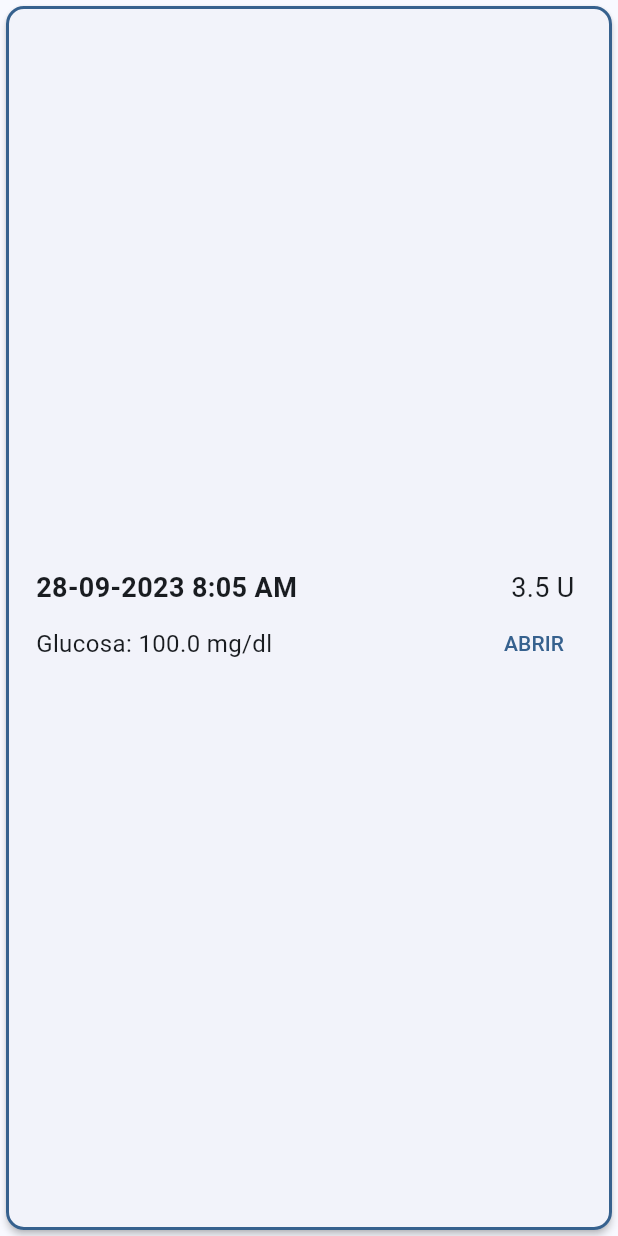
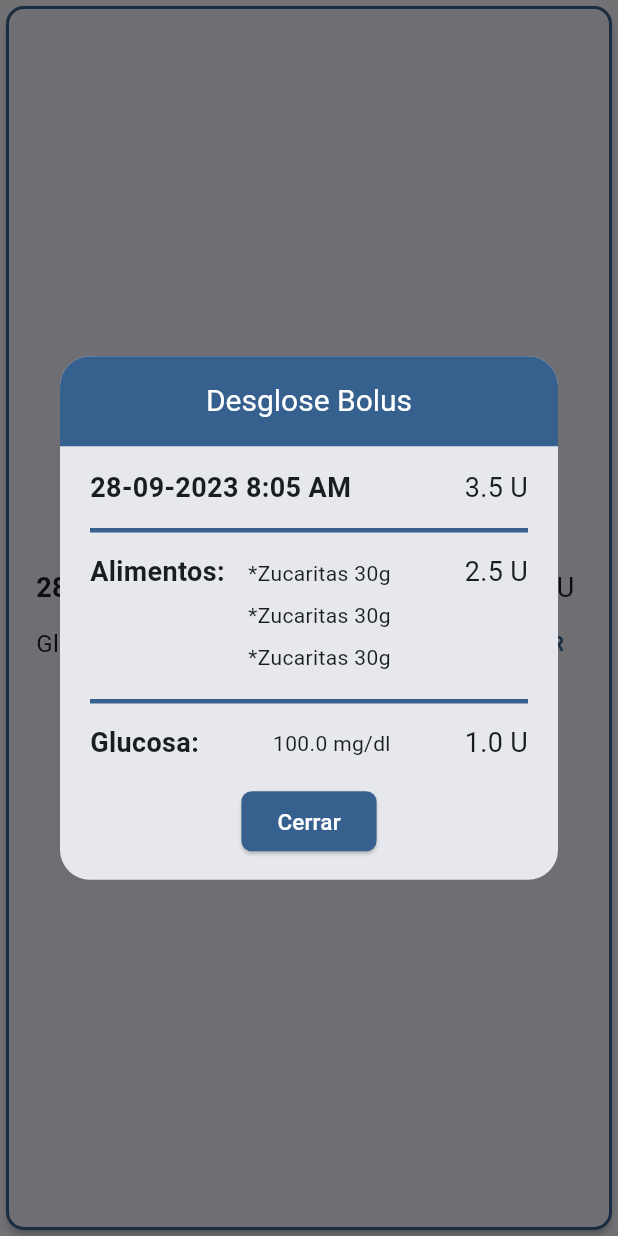
Before and after one commit to ochavirar/InsulineCalculator, a Flutter app: the BolusHistoryItem widget shown alone on an empty page, opened directly, after a tap on "ABRIR", on a phone screen of 412 x 824 dp. Run offline on Flutter 3.47's test engine with Material 2 defaults, Android fonts, the phone set to English and light mode, and no system bars; our stand-ins replace table_calendar.

Commit message:
Screen de historial terminada con dialog, posible cambio en bolus_history_dialog.dart

```diff
--- a/insuline_calculator/lib/widgets/bolus_history_dialog.dart
+++ b/insuline_calculator/lib/widgets/bolus_history_dialog.dart
@@ -0,0 +1,94 @@
+import 'package:flutter/material.dart';
+import 'package:insuline_calculator/widgets/bolus_history_item.dart';
+import 'package:intl/intl.dart';
+
+  void showDialogHistory(BuildContext context, BolusHistoryItem bolus) {
+    double unitsTotal = bolus.unitsFood + bolus.unitsGlucose;
+    DateFormat dateFormat = DateFormat('dd-MM-yyyy h:mm a');
+    String formattedTime = dateFormat.format(bolus.time);
+  showDialog(
+    context: context,
+    builder: (BuildContext context) {
+      return AlertDialog(
+        titlePadding: EdgeInsets.zero,
+        contentPadding: EdgeInsets.fromLTRB(20,15,20,7),
+        actionsPadding: EdgeInsets.fromLTRB(0,8,0,15),
+        shape: RoundedRectangleBorder(borderRadius: BorderRadius.all(Radius.circular(20))),
+        title: Container(
+          decoration: BoxDecoration(borderRadius: BorderRadius.only(topLeft: Radius.circular(20), topRight: Radius.circular(20)),
+                    color: Theme.of(context).primaryColor,),
+          alignment: Alignment.center,
+          height: 60,
+          width: double.infinity,
+          child: Text('Desglose Bolus', textAlign: TextAlign.center, style: TextStyle(color: Colors.white, fontSize: 20),)),
+
+        content:
+          ConstrainedBox(
+            constraints: BoxConstraints(maxWidth: MediaQuery.of(context).size.width/1.2,
+            minWidth: MediaQuery.of(context).size.width/1.2,
+            maxHeight: MediaQuery.of(context).size.height/2.2,
+            ),
+            child: SingleChildScrollView(
+              child: Container(
+                child: Column(
+                  mainAxisAlignment: MainAxisAlignment.center,
+                  children: [
+                    Row(children: [
+                      Text(formattedTime,style:TextStyle(fontSize: 18, fontWeight: FontWeight.w600)),
+                      Expanded(child: Container()),
+                      Text("$unitsTotal U", style:TextStyle(fontSize: 18, fontWeight: FontWeight.w400)),
+                    ]),
+
+                    Divider(thickness: 3, height: 30, color: Theme.of(context).primaryColor),
+                    Row(crossAxisAlignment: CrossAxisAlignment.start,
+                      children: [
+                      Text("Alimentos:",style:TextStyle(fontSize: 18, fontWeight: FontWeight.w600)),
+                      Expanded(child: Container()),
+                      Container(child:
+                        Column(crossAxisAlignment: CrossAxisAlignment.center,
+                          children: bolus.listFood.map((e) => Padding(
+                            padding: const EdgeInsets.all(4.0),
+                            child:
+                              ConstrainedBox(constraints: BoxConstraints(
+                              maxWidth: MediaQuery.of(context).size.width/3.2,
+                              minWidth: MediaQuery.of(context).size.width/3.2,
+                              ),
+                              child: Text("*$e", style: TextStyle(fontSize: 14,),)),
+                          )).toList(),),
+                      ),
+                      Expanded(child: Container()),
+                      Text("${bolus.unitsFood} U", style:TextStyle(fontSize: 18, fontWeight: FontWeight.w400)),
+                    ]),
+
+
+                    Divider(thickness: 3, height: 30, color: Theme.of(context).primaryColor),
+                    Row(children: [
+                      Text("Glucosa:",style:TextStyle(fontSize: 18, fontWeight: FontWeight.w600)),
+                      Expanded(child: Container()),
+                      Text("${bolus.glucoseLevel} mg/dl", style:TextStyle(fontSize: 14, fontWeight: FontWeight.w400)),
+                      Expanded(child: Container()),
+                      Text("${bolus.unitsGlucose} U", style:TextStyle(fontSize: 18, fontWeight: FontWeight.w400))
+                    ]),
+
+                ]),
+              ))
+            ),
+
+        actions: [Center(
+          child: ElevatedButton(
+            style: ElevatedButton.styleFrom(
+              backgroundColor: Theme.of(context).primaryColor,
+              shape: RoundedRectangleBorder(
+                borderRadius: BorderRadius.circular(7)
+              )
+            ),
+            child: Text('Cerrar',style: TextStyle(fontSize: 15, color: Colors.white),),
+            onPressed: () {
+              Navigator.of(context).pop();
+            },
+          ),
+        )],
+      );
+    },
+  );
+  }
--- a/insuline_calculator/lib/widgets/bolus_history_item.dart
+++ b/insuline_calculator/lib/widgets/bolus_history_item.dart
@@ -1,12 +1,12 @@
 import 'package:flutter/material.dart';
+import 'package:insuline_calculator/widgets/bolus_history_dialog.dart';
 import 'package:intl/intl.dart';
 
 
 class BolusHistoryItem extends StatelessWidget {
   final DateTime time;
   final double unitsFood;
-   //Lo mas probable es que se cambie este atributo al saber como se conectara con
-   //el resto de la aplicación
+   //Lo mas probable es que se cambie este atributo al saber como se conectara con el resto de la aplicación
   final List<String> listFood;
   final double unitsGlucose;
   final double glucoseLevel;
@@ -57,7 +57,10 @@ class BolusHistoryItem extends StatelessWidget {
                 Expanded(child: Container(),),
                 TextButton(
                   child: const Text('ABRIR'),
-                  onPressed: () {/* ... */},
+                  onPressed: () {
+                    //Viene de bolus_history_dialogue
+                    showDialogHistory(context,this);
+                  },
                 ),
                 const SizedBox(width: 20),
               ],
```
Also changed, not shown: insuline_calculator/lib/widgets/bolus_calendar.dart (+25 -7 lines).
